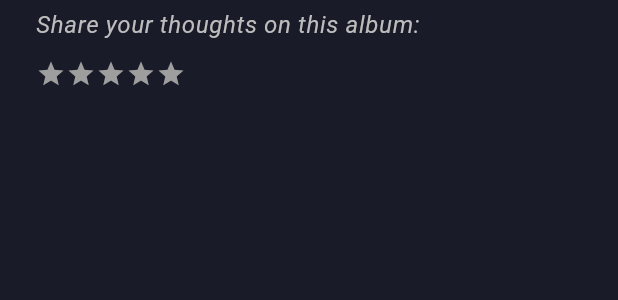
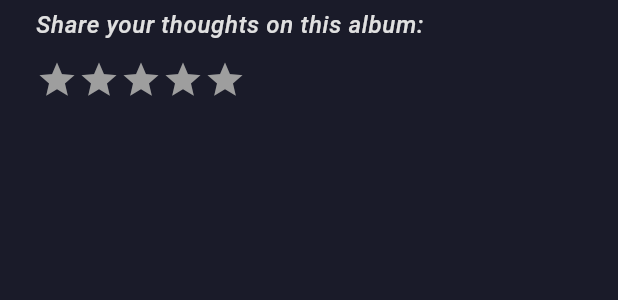
Before and after one commit to TrillAppTeam/trill, a Flutter app: the NewReview widget shown alone on an empty page, opened directly with empty values, on a phone screen of 412 x 824 dp. Shown: the top 300 px of the screen. Run offline on Flutter 3.47's test engine with Material 2 defaults, Android fonts, the phone set to English and light mode, and no system bars; drawn by our look-alikes of flutter_rating_bar; our stand-ins replace flutter_login, flutter_riverpod, image_picker, shared_preferences, timeago; missing offline and left inert: amplify_auth_cognito, amplify_flutter; accounts and stored records are empty; network calls fail; Roboto replaces fonts that are missing (Source Sans Pro).

Commit message:
[mobile] minor new review ui change

```diff
--- a/mobile/lib/widgets/new_review.dart
+++ b/mobile/lib/widgets/new_review.dart
@@ -52,8 +52,8 @@ class _NewReviewState extends State<NewReview> {
           child: Text(
             'Share your thoughts on this album:',
             style: TextStyle(
-              color: Colors.grey[400],
-              fontWeight: FontWeight.w400,
+              color: Colors.grey[300],
+              fontWeight: FontWeight.w500,
               fontStyle: FontStyle.italic,
               letterSpacing: .4,
             ),
@@ -67,7 +67,7 @@ class _NewReviewState extends State<NewReview> {
               const SizedBox(height: 10),
               ReviewRatingBar(
                 rating: _isEditing ? _editingRating : 0,
-                size: 20,
+                size: 28,
                 isStatic: false,
                 onRatingUpdate: (rating) {
                   _editingRating = ((rating * 2).ceil().toInt());
```
